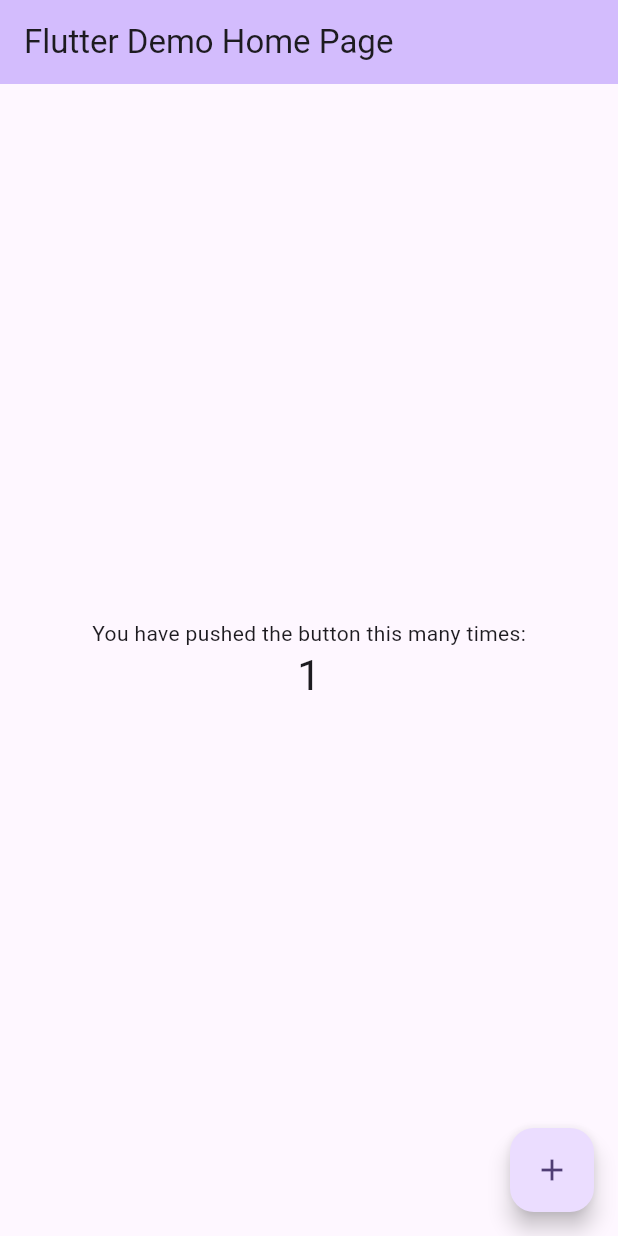
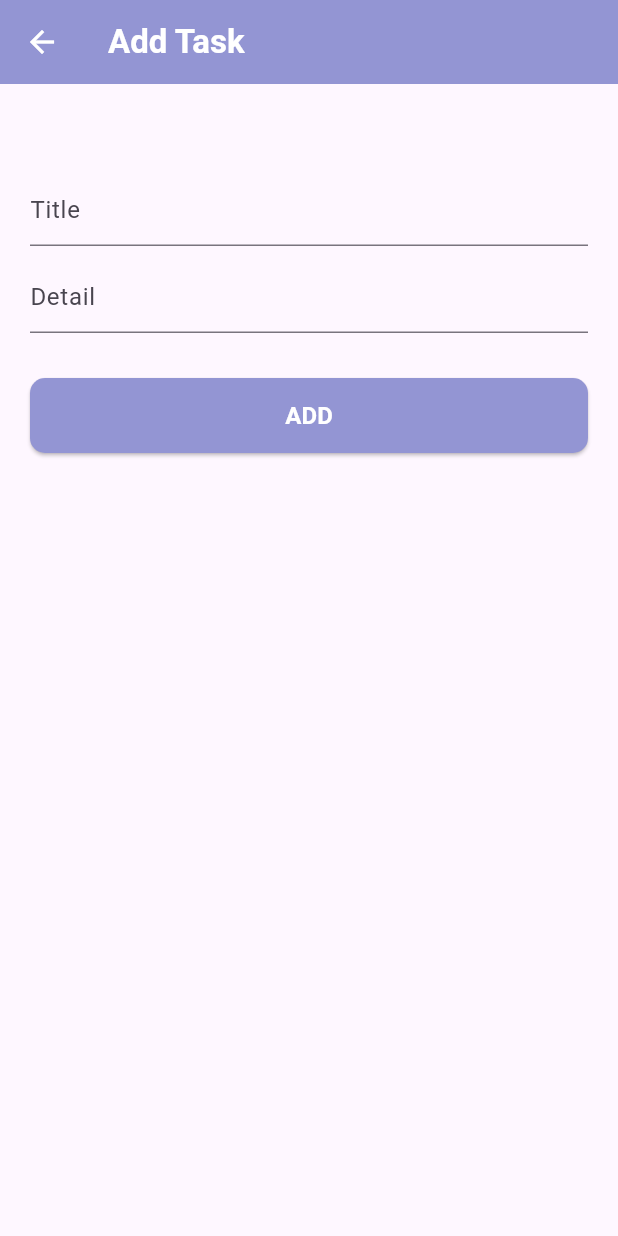
Before and after one commit to bayramyelec/TodoAppFlutterGetX, a Flutter app: the screen it shows after launch, after a tap on the "add" icon, on a phone screen of 412 x 824 dp. Run offline on Flutter 3.47's test engine with Material 3 defaults, Android fonts, the phone set to English and light mode, and no system bars; our stand-ins replace get, hexcolor.

Commit message:
tasarımlar yapıldı

```diff
--- /dev/null
+++ b/lib/data/get_controllers.dart
@@ -0,0 +1,11 @@
+import 'package:get/instance_manager.dart';
+import 'package:todo_app_flutter_getx/views/add_todo/add_todo_controller.dart';
+import 'package:todo_app_flutter_getx/views/home/home_controller.dart';
+
+Future getControllers() async {
+  Get.create(() => HomeController(), permanent: false);
+  Get.create(() => AddTodoController(), permanent: false);
+
+  Get.put(HomeController());
+  Get.put(AddTodoController());
+}
--- /dev/null
+++ b/lib/data/routing/get_pages.dart
@@ -0,0 +1,8 @@
+import 'package:get/get.dart';
+import 'package:todo_app_flutter_getx/views/add_todo/add_todo_page.dart';
+import 'package:todo_app_flutter_getx/views/home/home_page.dart';
+
+List<GetPage> getPages = [
+  GetPage(name: HomePage.routeName, page: () => HomePage()),
+  GetPage(name: AddTodoPage.routeName, page: () => AddTodoPage()),
+];
--- /dev/null
+++ b/lib/data/service/home/model/todo_model.dart
@@ -0,0 +1,7 @@
+class TodoModel {
+  String title;
+  String subTitle;
+  bool isDone;
+
+  TodoModel({required this.title, required this.subTitle, this.isDone = false});
+}
--- /dev/null
+++ b/lib/data/src/colors.dart
@@ -0,0 +1,2 @@
+final String mainColor = '#9395D3';
+final String appbarColor = 'FFFFFF';
--- a/lib/main.dart
+++ b/lib/main.dart
@@ -1,4 +1,9 @@
 import 'package:flutter/material.dart';
+import 'package:get/get.dart';
+import 'package:get/route_manager.dart';
+import 'package:todo_app_flutter_getx/data/get_controllers.dart';
+import 'package:todo_app_flutter_getx/data/routing/get_pages.dart';
+import 'package:todo_app_flutter_getx/views/home/home_page.dart';
 
 void main() {
   runApp(const MyApp());
@@ -7,116 +12,17 @@ void main() {
 class MyApp extends StatelessWidget {
   const MyApp({super.key});
 
-  // This widget is the root of your application.
-  @override
-  Widget build(BuildContext context) {
-    return MaterialApp(
-      title: 'Flutter Demo',
-      theme: ThemeData(
-        // This is the theme of your application.
-        //
-        // TRY THIS: Try running your application with "flutter run". You'll see
-        // the application has a purple toolbar. Then, without quitting the app,
-        // try changing the seedColor in the colorScheme below to Colors.green
-        // and then invoke "hot reload" (save your changes or press the "hot
-        // reload" button in a Flutter-supported IDE, or press "r" if you used
-        // the command line to start the app).
-        //
-        // Notice that the counter didn't reset back to zero; the application
-        // state is not lost during the reload. To reset the state, use hot
-        // restart instead.
-        //
-        // This works for code too, not just values: Most code changes can be
-        // tested with just a hot reload.
-        colorScheme: ColorScheme.fromSeed(seedColor: Colors.deepPurple),
-      ),
-      home: const MyHomePage(title: 'Flutter Demo Home Page'),
-    );
-  }
-}
-
-class MyHomePage extends StatefulWidget {
-  const MyHomePage({super.key, required this.title});
-
-  // This widget is the home page of your application. It is stateful, meaning
-  // that it has a State object (defined below) that contains fields that affect
-  // how it looks.
-
-  // This class is the configuration for the state. It holds the values (in this
-  // case the title) provided by the parent (in this case the App widget) and
-  // used by the build method of the State. Fields in a Widget subclass are
-  // always marked "final".
-
-  final String title;
-
-  @override
-  State<MyHomePage> createState() => _MyHomePageState();
-}
-
-class _MyHomePageState extends State<MyHomePage> {
-  int _counter = 0;
-
-  void _incrementCounter() {
-    setState(() {
-      // This call to setState tells the Flutter framework that something has
-      // changed in this State, which causes it to rerun the build method below
-      // so that the display can reflect the updated values. If we changed
-      // _counter without calling setState(), then the build method would not be
-      // called again, and so nothing would appear to happen.
-      _counter++;
-    });
+  Future<void> main() async {
+    await getControllers();
   }
 
   @override
   Widget build(BuildContext context) {
-    // This method is rerun every time setState is called, for instance as done
-    // by the _incrementCounter method above.
-    //
-    // The Flutter framework has been optimized to make rerunning build methods
-    // fast, so that you can just rebuild anything that needs updating rather
-    // than having to individually change instances of widgets.
-    return Scaffold(
-      appBar: AppBar(
-        // TRY THIS: Try changing the color here to a specific color (to
-        // Colors.amber, perhaps?) and trigger a hot reload to see the AppBar
-        // change color while the other colors stay the same.
-        backgroundColor: Theme.of(context).colorScheme.inversePrimary,
-        // Here we take the value from the MyHomePage object that was created by
-        // the App.build method, and use it to set our appbar title.
-        title: Text(widget.title),
-      ),
-      body: Center(
-        // Center is a layout widget. It takes a single child and positions it
-        // in the middle of the parent.
-        child: Column(
-          // Column is also a layout widget. It takes a list of children and
-          // arranges them vertically. By default, it sizes itself to fit its
-          // children horizontally, and tries to be as tall as its parent.
-          //
-          // Column has various properties to control how it sizes itself and
-          // how it positions its children. Here we use mainAxisAlignment to
-          // center the children vertically; the main axis here is the vertical
-          // axis because Columns are vertical (the cross axis would be
-          // horizontal).
-          //
-          // TRY THIS: Invoke "debug painting" (choose the "Toggle Debug Paint"
-          // action in the IDE, or press "p" in the console), to see the
-          // wireframe for each widget.
-          mainAxisAlignment: MainAxisAlignment.center,
-          children: <Widget>[
-            const Text('You have pushed the button this many times:'),
-            Text(
-              '$_counter',
-              style: Theme.of(context).textTheme.headlineMedium,
-            ),
-          ],
-        ),
-      ),
-      floatingActionButton: FloatingActionButton(
-        onPressed: _incrementCounter,
-        tooltip: 'Increment',
-        child: const Icon(Icons.add),
-      ), // This trailing comma makes auto-formatting nicer for build methods.
+    main();
+    return GetMaterialApp(
+      debugShowCheckedModeBanner: false,
+      getPages: getPages,
+      home: HomePage(),
     );
   }
 }
--- /dev/null
+++ b/lib/views/add_todo/add_todo_controller.dart
@@ -0,0 +1,3 @@
+import 'package:get/get.dart';
+
+class AddTodoController extends GetxController {}
--- /dev/null
+++ b/lib/views/add_todo/add_todo_page.dart
@@ -0,0 +1,74 @@
+import 'package:flutter/material.dart';
+import 'package:get/route_manager.dart';
+import 'package:get/utils.dart';
+import 'package:hexcolor/hexcolor.dart';
+import 'package:todo_app_flutter_getx/data/src/colors.dart';
+
+class AddTodoPage extends StatelessWidget {
+  const AddTodoPage({super.key});
+
+  static const String routeName = '/views/add_todo/add_todo_page';
+
+  @override
+  Widget build(BuildContext context) {
+    return Scaffold(appBar: _buidAppBar(), body: _buildBody());
+  }
+
+  AppBar _buidAppBar() {
+    return AppBar(
+      leading: IconButton(
+        onPressed: () => _goToBack(),
+        icon: Icon(Icons.arrow_back, color: HexColor(appbarColor)),
+      ),
+      title: Text(
+        'Add Task',
+        style: TextStyle(
+          fontWeight: FontWeight.bold,
+          color: HexColor(appbarColor),
+        ),
+      ),
+      centerTitle: false,
+      backgroundColor: HexColor(mainColor),
+    );
+  }
+
+  Widget _buildBody() {
+    return Padding(
+      padding: const EdgeInsets.all(20.0),
+      child: Column(
+        spacing: 10,
+        children: [
+          SizedBox(height: 30),
+          TextField(decoration: InputDecoration(hintText: 'Title')),
+          TextField(decoration: InputDecoration(hintText: 'Detail')),
+          SizedBox(height: 10),
+          SizedBox(
+            width: double.infinity,
+            height: 50,
+            child: ElevatedButton(
+              onPressed: () {},
+              style: ElevatedButton.styleFrom(
+                backgroundColor: HexColor(mainColor),
+                shape: RoundedRectangleBorder(
+                  borderRadius: BorderRadius.circular(10),
+                ),
+              ),
+              child: Text(
+                'ADD',
+                style: TextStyle(
+                  fontWeight: FontWeight.bold,
+                  fontSize: 16,
+                  color: Colors.white,
+                ),
+              ),
+            ),
+          ),
+        ],
+      ),
+    );
+  }
+
+  void _goToBack() {
+    Get.back();
+  }
+}
--- /dev/null
+++ b/lib/views/home/home_controller.dart
@@ -0,0 +1,14 @@
+import 'package:get/get.dart';
+import 'package:todo_app_flutter_getx/data/service/home/model/todo_model.dart';
+
+class HomeController extends GetxController {
+  var todos =
+      <TodoModel>[
+        TodoModel(title: 'deneme 1', subTitle: 'acıklama 1'),
+        TodoModel(title: 'deneme 1', subTitle: 'acıklama 1'),
+        TodoModel(title: 'deneme 1', subTitle: 'acıklama 1'),
+        TodoModel(title: 'deneme 1', subTitle: 'acıklama 1'),
+        TodoModel(title: 'deneme 1', subTitle: 'acıklama 1'),
+        TodoModel(title: 'deneme 1', subTitle: 'acıklama 1'),
+      ].obs;
+}
--- /dev/null
+++ b/lib/views/home/home_page.dart
@@ -0,0 +1,133 @@
+import 'package:flutter/material.dart';
+import 'package:get/get_core/get_core.dart';
+import 'package:get/get_state_manager/src/rx_flutter/rx_obx_widget.dart';
+import 'package:get/get_state_manager/src/simple/get_view.dart';
+import 'package:get/route_manager.dart';
+import 'package:hexcolor/hexcolor.dart';
+import 'package:todo_app_flutter_getx/data/src/colors.dart';
+import 'package:todo_app_flutter_getx/views/add_todo/add_todo_page.dart';
+import 'package:todo_app_flutter_getx/views/home/home_controller.dart';
+
+class HomePage extends GetWidget<HomeController> {
+  const HomePage({super.key});
+
+  static const String routeName = '/views/home/home_page';
+
+  @override
+  Widget build(BuildContext context) {
+    return Scaffold(
+      appBar: _buidAppBar(),
+      body: _buildBody(),
+      floatingActionButton: _floatingActionButton(),
+    );
+  }
+
+  Widget _floatingActionButton() {
+    return FloatingActionButton(
+      onPressed: () => _goToAddTaskPage(),
+      backgroundColor: HexColor(mainColor),
+      shape: CircleBorder(),
+      child: Icon(Icons.add, color: Colors.white),
+    );
+  }
+
+  AppBar _buidAppBar() {
+    return AppBar(
+      title: Text(
+        'TODO APP',
+        style: TextStyle(
+          fontWeight: FontWeight.bold,
+          color: HexColor(appbarColor),
+        ),
+      ),
+      centerTitle: false,
+      actions: [
+        IconButton(
+          onPressed: () {},
+          icon: Icon(Icons.date_range_sharp),
+          color: HexColor(appbarColor),
+        ),
+      ],
+      backgroundColor: HexColor(mainColor),
+    );
+  }
+
+  Widget _buildBody() {
+    return Obx(
+      () => ListView.builder(
+        itemCount: controller.todos.length,
+        itemBuilder: (context, index) {
+          return Padding(
+            padding: EdgeInsets.symmetric(horizontal: 2, vertical: 5),
+            child: _buildListTile(index),
+          );
+        },
+      ),
+    );
+  }
+
+  Widget _buildListTile(int index) {
+    final todo = controller.todos[index];
+    return Card(
+      shadowColor: Colors.black,
+      color: Colors.white,
+      surfaceTintColor: Colors.white,
+      child: Padding(
+        padding: const EdgeInsets.all(20.0),
+        child: Row(
+          children: [
+            Column(
+              children: [
+                Text(
+                  todo.title,
+                  style: TextStyle(
+                    fontWeight: FontWeight.bold,
+                    color: HexColor(mainColor),
+                    fontSize: 16,
+                  ),
+                ),
+                Text(
+                  todo.subTitle,
+                  style: TextStyle(
+                    fontWeight: FontWeight.normal,
+                    color: Colors.black,
+                  ),
+                ),
+              ],
+            ),
+            Spacer(),
+            InkWell(
+              onTap: () {},
+              child: Padding(
+                padding: EdgeInsets.all(8.0),
+                child: Icon(Icons.edit, size: 20, color: HexColor(mainColor)),
+              ),
+            ),
+            InkWell(
+              onTap: () {},
+              child: Padding(
+                padding: EdgeInsets.all(8.0),
+                child: Icon(Icons.delete, size: 20, color: HexColor(mainColor)),
+              ),
+            ),
+            InkWell(
+              onTap: () {},
+              child: Padding(
+                padding: EdgeInsets.all(8.0),
+                child: Icon(
+                  Icons.check_circle_outline,
+                  size: 20,
+                  color: HexColor(mainColor),
+                ),
+              ),
+            ),
+          ],
+        ),
+      ),
+    );
+  }
+
+  void _goToAddTaskPage() {
+    Get.toNamed(AddTodoPage.routeName);
+  }
+}
--- a/pubspec.yaml
+++ b/pubspec.yaml
@@ -34,6 +34,8 @@ dependencies:
   # The following adds the Cupertino Icons font to your application.
   # Use with the CupertinoIcons class for iOS style icons.
   cupertino_icons: ^1.0.8
+  get: ^4.7.2
+  hexcolor: ^3.0.1
 
 dev_dependencies:
   flutter_test:
```
Also changed, not shown: pubspec.lock.
